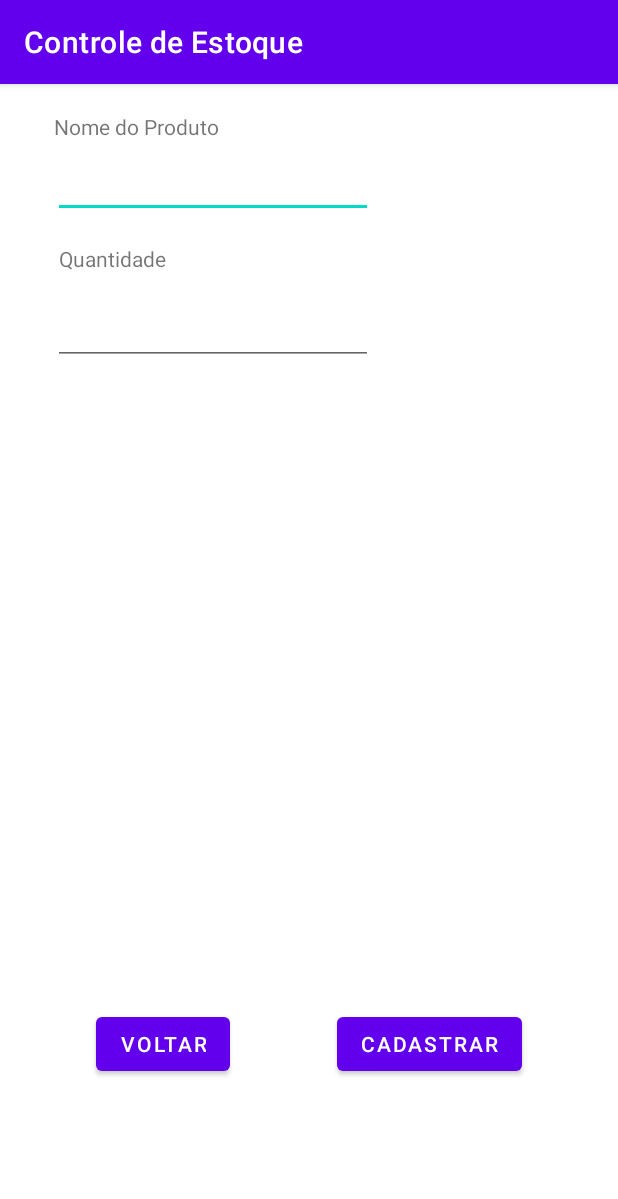
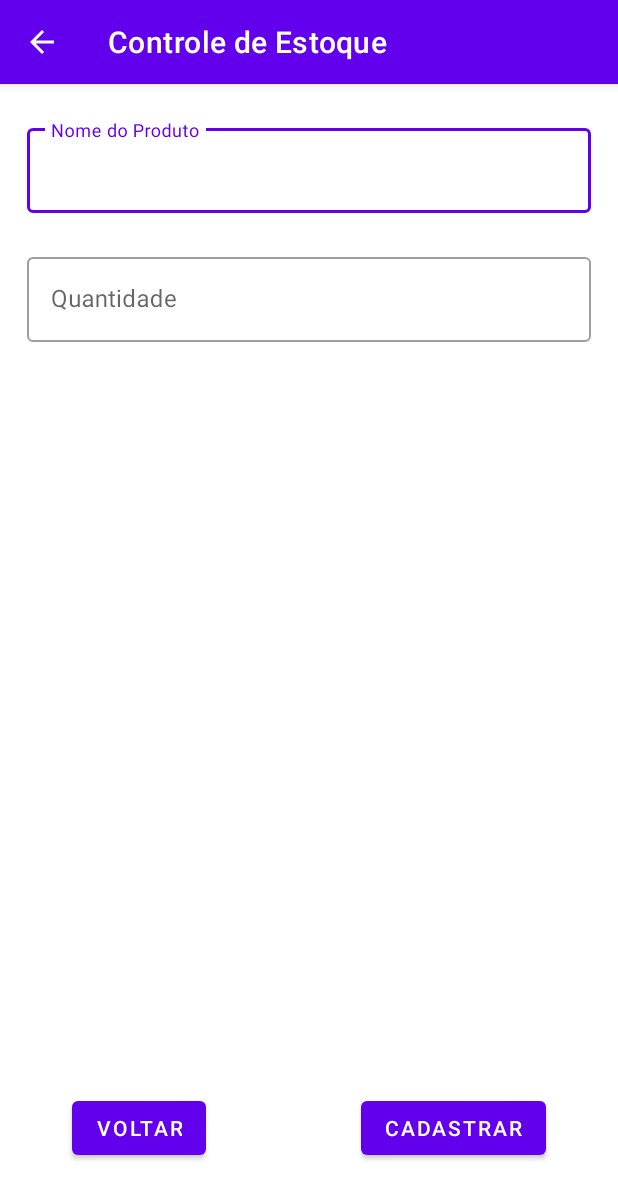
Before and after one commit to eduardodallecort/Android-Controle-de-Estoque-V2, an Android app: the RegisterStockProductActivity screen opened directly, with no data from a screen before it, on a phone screen of 412 x 824 dp. Shown: the top 1199 px of the screen. Run offline under Robolectric (Android 15) with nearby library versions, the phone set to English and light mode, and no system bars.

Commit message:
Commit 3 - 01-05-2021

```diff
--- a/app/src/main/AndroidManifest.xml
+++ b/app/src/main/AndroidManifest.xml
@@ -10,8 +10,8 @@
         android:supportsRtl="true"
         android:theme="@style/Theme.StockControl">
         <activity android:name=".ui.register.RegisterStockActivity"></activity>
-        <activity android:name=".RegisterStockProductActivity" />
-        <activity android:name=".ListStockProductActivity" />
+        <activity android:name=".ui.register.RegisterStockProductActivity" />
+        <activity android:name=".ui.list.viewmodel.ListStockProductsViewModel" />
         <activity android:name=".ui.list.MainActivity">
             <intent-filter>
                 <action android:name="android.intent.action.MAIN" />
--- a/app/src/main/java/br/edu/unisep/stockcontrol/RegisterStockProductActivity.kt
+++ /dev/null
@@ -1,11 +0,0 @@
-package br.edu.unisep.stockcontrol
-
-import androidx.appcompat.app.AppCompatActivity
-import android.os.Bundle
-
-class RegisterStockProductActivity : AppCompatActivity() {
-    override fun onCreate(savedInstanceState: Bundle?) {
-        super.onCreate(savedInstanceState)
-        setContentView(R.layout.activity_register_stock_product)
-    }
-}
--- a/app/src/main/java/br/edu/unisep/stockcontrol/ui/list/adapter/StocksAdapter.kt
+++ b/app/src/main/java/br/edu/unisep/stockcontrol/ui/list/adapter/StocksAdapter.kt
@@ -2,6 +2,7 @@ package br.edu.unisep.stockcontrol.ui.list.adapter
 
 import android.view.LayoutInflater
 import android.view.ViewGroup
+import android.widget.ImageButton
 import androidx.recyclerview.widget.RecyclerView
 import br.edu.unisep.stockcontrol.data.entity.Stock
 import br.edu.unisep.stockcontrol.databinding.ItemStockGroupBinding
@@ -24,6 +25,7 @@ class StocksAdapter:
 
     override fun onBindViewHolder(holder: StocksViewHolder, position: Int) {
         holder.bindItem(stocks[position])
+        holder.btnAccessStock.setOnClickListener {  }
     }
 
     override fun getItemCount(): Int {
@@ -36,6 +38,9 @@ class StocksAdapter:
             binding.tvStockGroupName.text = stock.name
         }
 
+        val btnAccessStock: ImageButton
+            get() = binding.btnAcessStock
+
 
     }
 }
--- /dev/null
+++ b/app/src/main/java/br/edu/unisep/stockcontrol/ui/register/RegisterStockProductActivity.kt
@@ -0,0 +1,61 @@
+package br.edu.unisep.stockcontrol.ui.register
+
+import android.content.Context
+import android.content.Intent
+import androidx.appcompat.app.AppCompatActivity
+import android.os.Bundle
+import android.view.MenuItem
+import br.edu.unisep.stockcontrol.R
+import br.edu.unisep.stockcontrol.data.entity.Item
+import br.edu.unisep.stockcontrol.databinding.ActivityRegisterStockProductBinding
+
+class RegisterStockProductActivity : AppCompatActivity() {
+
+    private val binding: ActivityRegisterStockProductBinding by lazy {
+        ActivityRegisterStockProductBinding.inflate(layoutInflater)
+    }
+
+    override fun onCreate(savedInstanceState: Bundle?) {
+        super.onCreate(savedInstanceState)
+        setContentView(binding.root)
+
+        supportActionBar?.setDisplayHomeAsUpEnabled(true)
+
+        setupEvents()
+
+    }
+
+    private fun setupEvents() {
+        binding.btnRegisterProduct.setOnClickListener { save() }
+
+    }
+
+    private fun save() {
+        val item = Item(binding.etProductName.text.toString(), binding.etProductAmount.text.toString().toInt())
+
+        val intentResult = Intent()
+
+        intentResult.putExtra(EXTRA_RESULT_ITEM, item)
+
+        setResult(RESULT_OK, intentResult)
+
+        finish()
+
+    }
+
+    override fun onOptionsItemSelected(item: MenuItem): Boolean {
+        if (item.itemId == android.R.id.home) {
+            onBackPressed()
+            return true
+        }
+
+        return false
+    }
+
+
+    companion object {
+        const val EXTRA_RESULT_ITEM = "extra-item"
+
+        fun newIntent(context: Context) = Intent(context, RegisterStockProductActivity::class.java)
+    }
+}
--- a/app/src/main/res/layout/activity_list_stock_product.xml
+++ b/app/src/main/res/layout/activity_list_stock_product.xml
@@ -4,7 +4,7 @@
     xmlns:tools="http://schemas.android.com/tools"
     android:layout_width="match_parent"
     android:layout_height="match_parent"
-    tools:context=".ListStockProductActivity">
+    tools:context=".ui.list.viewmodel.ListStockProductsViewModel">
 
     <androidx.recyclerview.widget.RecyclerView
         android:id="@+id/tvStockProducts"
--- a/app/src/main/res/layout/activity_register_stock_product.xml
+++ b/app/src/main/res/layout/activity_register_stock_product.xml
@@ -4,82 +4,69 @@
     xmlns:tools="http://schemas.android.com/tools"
     android:layout_width="match_parent"
     android:layout_height="match_parent"
-    tools:context=".RegisterStockProductActivity">
+    tools:context=".ui.register.RegisterStockProductActivity">
 
-    <EditText
-        android:id="@+id/text_name_product"
-        android:layout_width="wrap_content"
+
+    <com.google.android.material.textfield.TextInputLayout
+        android:id="@+id/tilProductStockName"
+        style="@style/Widget.MaterialComponents.TextInputLayout.OutlinedBox"
+        android:layout_width="0dp"
         android:layout_height="wrap_content"
-        android:layout_marginStart="35dp"
-        android:layout_marginTop="44dp"
-        android:layout_marginEnd="163dp"
-        android:ems="10"
-        android:inputType="text"
-        app:layout_constraintEnd_toEndOf="parent"
-        app:layout_constraintHorizontal_bias="1.0"
-        app:layout_constraintStart_toStartOf="parent"
-        app:layout_constraintTop_toTopOf="parent" />
-
-    <EditText
-        android:id="@+id/text_qtd_product"
-        android:layout_width="213dp"
-        android:layout_height="52dp"
-        android:layout_marginStart="35dp"
-        android:layout_marginTop="9dp"
-        android:layout_marginEnd="163dp"
-        android:ems="10"
-        android:inputType="number"
+        android:layout_marginStart="18dp"
+        android:layout_marginTop="24dp"
+        android:layout_marginEnd="18dp"
         app:layout_constraintEnd_toEndOf="parent"
         app:layout_constraintStart_toStartOf="parent"
-        app:layout_constraintTop_toBottomOf="@+id/view_qtd_product" />
+        app:layout_constraintTop_toTopOf="parent">
 
-    <TextView
-        android:id="@+id/view_qtd_product"
-        android:layout_width="wrap_content"
+        <com.google.android.material.textfield.TextInputEditText
+            android:id="@+id/etProductName"
+            android:layout_width="match_parent"
+            android:layout_height="wrap_content"
+            android:hint="Nome do Produto"
+            android:inputType="text"
+            android:maxLines="1" />
+
+    </com.google.android.material.textfield.TextInputLayout>
+
+
+    <com.google.android.material.textfield.TextInputLayout
+        android:id="@+id/tilProductStockAmount"
+        style="@style/Widget.MaterialComponents.TextInputLayout.OutlinedBox"
+        android:layout_width="0dp"
         android:layout_height="wrap_content"
-        android:layout_marginStart="39dp"
-        android:layout_marginTop="17dp"
-        android:layout_marginEnd="300dp"
-        android:layout_marginBottom="9dp"
-        android:text="Quantidade"
-        app:layout_constraintBottom_toTopOf="@+id/text_qtd_product"
+        android:layout_marginStart="18dp"
+        android:layout_marginTop="24dp"
+        android:layout_marginEnd="18dp"
         app:layout_constraintEnd_toEndOf="parent"
-        app:layout_constraintHorizontal_bias="0.0"
         app:layout_constraintStart_toStartOf="parent"
-        app:layout_constraintTop_toBottomOf="@+id/text_name_product" />
+        app:layout_constraintTop_toBottomOf="@+id/tilProductStockName">
 
-    <TextView
-        android:id="@+id/view_product_name"
-        android:layout_width="wrap_content"
-        android:layout_height="wrap_content"
-        android:layout_marginStart="39dp"
-        android:layout_marginTop="19dp"
-        android:layout_marginEnd="313dp"
-        android:layout_marginBottom="6dp"
-        android:text="Nome do Produto"
-        app:layout_constraintBottom_toTopOf="@+id/text_name_product"
-        app:layout_constraintEnd_toEndOf="parent"
-        app:layout_constraintHorizontal_bias="0.074"
-        app:layout_constraintStart_toStartOf="parent"
-        app:layout_constraintTop_toTopOf="parent"
-        app:layout_constraintVertical_bias="1.0" />
+        <com.google.android.material.textfield.TextInputEditText
+            android:id="@+id/etProductAmount"
+            android:layout_width="match_parent"
+            android:layout_height="wrap_content"
+            android:hint="Quantidade"
+            android:inputType="number"
+            android:maxLines="1" />
+    </com.google.android.material.textfield.TextInputLayout>
 
     <Button
-        android:id="@+id/btn_back_list_stock_product"
-        android:layout_width="wrap_content"
+        android:id="@+id/btnBackListProducts"
+        android:layout_width="0dp"
         android:layout_height="wrap_content"
-        android:layout_marginStart="64dp"
-        android:layout_marginBottom="104dp"
+        android:layout_marginStart="48dp"
+        android:layout_marginBottom="48dp"
         android:text="Voltar"
         app:layout_constraintBottom_toBottomOf="parent"
         app:layout_constraintStart_toStartOf="parent" />
 
     <Button
-        android:id="@+id/btn_register_product"
-        android:layout_width="wrap_content"
+        android:id="@+id/btnRegisterProduct"
+        android:layout_width="0dp"
         android:layout_height="wrap_content"
-        android:layout_marginEnd="64dp"
-        android:layout_marginBottom="104dp"
+        android:layout_marginEnd="48dp"
+        android:layout_marginBottom="48dp"
         android:text="Cadastrar"
         app:layout_constraintBottom_toBottomOf="parent"
         app:layout_constraintEnd_toEndOf="parent" />
--- a/app/src/main/res/values/strings.xml
+++ b/app/src/main/res/values/strings.xml
@@ -2,4 +2,6 @@
     <string name="app_name">Controle de Estoque</string>
 
     <string name="titleStocks">Estoques</string>
+
+    <string name="titleProductsStock">Produtos do Estoque</string>
 </resources>
```
Also changed, not shown: app/src/main/java/br/edu/unisep/stockcontrol/ListStockProductActivity.kt (deleted, +0 -31 lines), app/src/main/java/br/edu/unisep/stockcontrol/data/entity/Item.kt (+3 -11 lines), app/src/main/java/br/edu/unisep/stockcontrol/ui/list/MainActivity.kt (+9 -2 lines), app/src/main/java/br/edu/unisep/stockcontrol/ui/list/adapter/StockProductsAdapter.kt (added, +46 -0 lines), app/src/main/java/br/edu/unisep/stockcontrol/ui/list/viewmodel/ListStockProductsViewModel.kt (added, +21 -0 lines), app/src/main/res/menu/menu_products.xml (added, +10 -0 lines).
